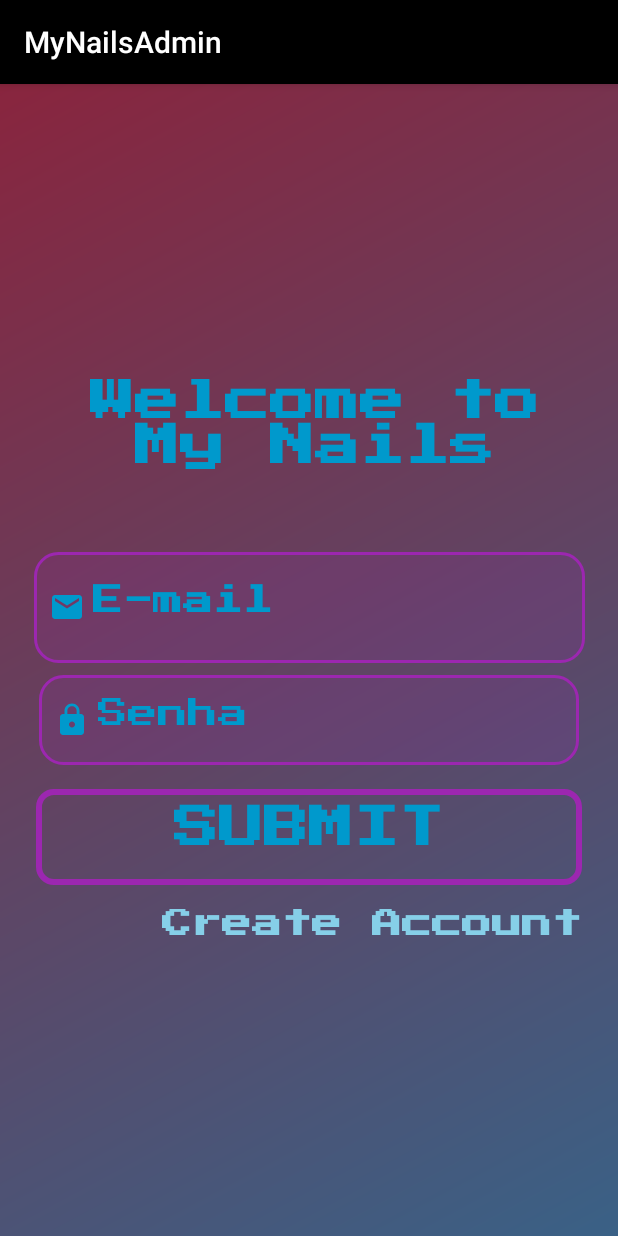
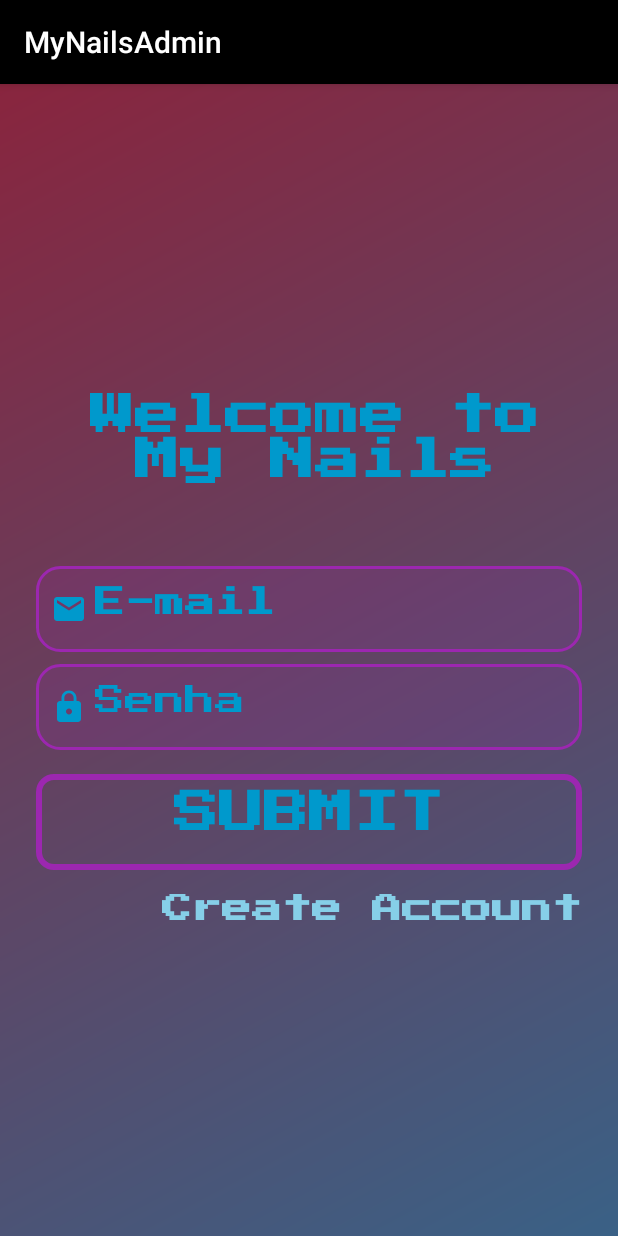
Before and after one commit to MariaCaroll/MyNailsAdmin, an Android app: the LoginActivity screen opened directly, with no data from a screen before it, on a phone screen of 412 x 824 dp. Run offline under Robolectric (Android 15) with nearby library versions, the phone set to English and light mode, and no system bars; our stand-ins replace Firebase (no records; nobody signed in at launch, a user with empty details on screens opened directly).

```diff
--- a/app/src/main/AndroidManifest.xml
+++ b/app/src/main/AndroidManifest.xml
@@ -9,6 +9,7 @@
         android:roundIcon="@mipmap/ic_launcher_round"
         android:supportsRtl="true"
         android:theme="@style/AppTheme">
+        <activity android:name=".activitys.AboutUsActivity"></activity>
         <activity android:name=".activitys.MainActivity">
             <intent-filter>
                 <action android:name="android.intent.action.MAIN" />
--- a/app/src/main/res/layout/activity_login.xml
+++ b/app/src/main/res/layout/activity_login.xml
@@ -34,8 +34,8 @@
 
     <EditText
         android:id="@+id/edtLoginAdmin"
-        android:layout_width="367dp"
-        android:layout_height="74dp"
+        android:layout_width="0dp"
+        android:layout_height="57dp"
         android:layout_marginStart="24dp"
         android:layout_marginEnd="24dp"
         android:background="@drawable/drawable_caixa_texto_trans"
@@ -55,26 +55,24 @@
         app:layout_constraintTop_toBottomOf="@+id/txtCreaeAdmin" />
 
 
-
     <EditText
         android:id="@+id/editTextPasswordAdmin"
-        android:layout_width="360dp"
-        android:layout_height="60dp"
+        android:layout_width="0dp"
+        android:layout_height="57dp"
         android:layout_marginStart="24dp"
         android:layout_marginTop="8dp"
         android:layout_marginEnd="24dp"
         android:background="@drawable/drawable_caixa_texto_trans"
         android:baselineAligned="false"
+        android:contentDescription="@string/firebase_database_url"
         android:drawableLeft="@drawable/ic_cadeado_personalizado"
         android:drawablePadding="5dp"
-        android:contentDescription="@string/firebase_database_url"
         android:ems="10"
         android:fontFamily="@font/pressstart_2p"
         android:hint="Senha"
-        app:passwordToggleEnabled="true"
+        android:inputType="textPassword"
 
 
-        android:inputType="textPassword"
         android:padding="10dp"
         android:password="false"
         android:pointerIcon="cell"
@@ -84,7 +82,8 @@
         app:layout_constraintBottom_toTopOf="@+id/btnAutenticarDadosAdmin"
         app:layout_constraintEnd_toEndOf="parent"
         app:layout_constraintStart_toStartOf="parent"
-        app:layout_constraintTop_toBottomOf="@+id/edtLoginAdmin" />
+        app:layout_constraintTop_toBottomOf="@+id/edtLoginAdmin"
+        app:passwordToggleEnabled="true" />
 
 
     <Button
@@ -99,6 +98,7 @@
         android:fontFamily="@font/pressstart_2p"
         android:onClick="abrirTelaPrincipal"
         android:text="Submit"
+        android:textAlignment="gravity"
         android:textColor="@android:color/holo_blue_dark"
         android:textColorHint="@android:color/holo_blue_dark"
         android:textSize="30dp"
--- a/app/src/main/res/layout/activity_main.xml
+++ b/app/src/main/res/layout/activity_main.xml
@@ -20,6 +20,7 @@
         android:background="@drawable/drawable_button_login"
         android:baselineAligned="false"
         android:fontFamily="@font/pressstart_2p"
+        android:onClick="abrirTelaLogin"
         android:padding="5dp"
         android:text="Sing In"
         android:textColor="@android:color/holo_blue_dark"
@@ -43,6 +44,7 @@
         android:background="@drawable/drawable_button_login"
         android:baselineAligned="false"
         android:fontFamily="@font/pressstart_2p"
+        android:onClick="abrirTelaAbout"
         android:padding="5dp"
         android:text="About Us"
         android:textColor="@android:color/holo_blue_dark"
```
Also changed, not shown: app/src/main/java/com/example/mynailsadmin/activitys/AboutUsActivity.java (added, +16 -0 lines), app/src/main/java/com/example/mynailsadmin/activitys/MainActivity.java (+7 -0 lines), app/src/main/res/layout/activity_about_us.xml (added, +41 -0 lines), app/src/main/res/layout/activity_cadastro_prof.xml (+16 -15 lines).
